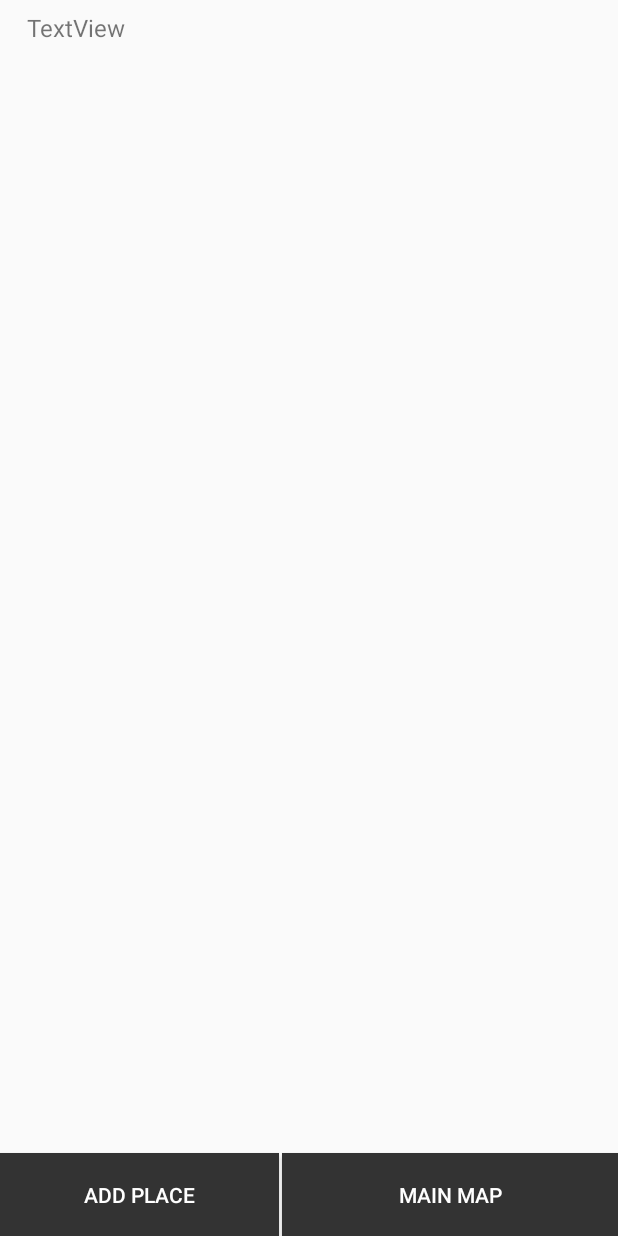
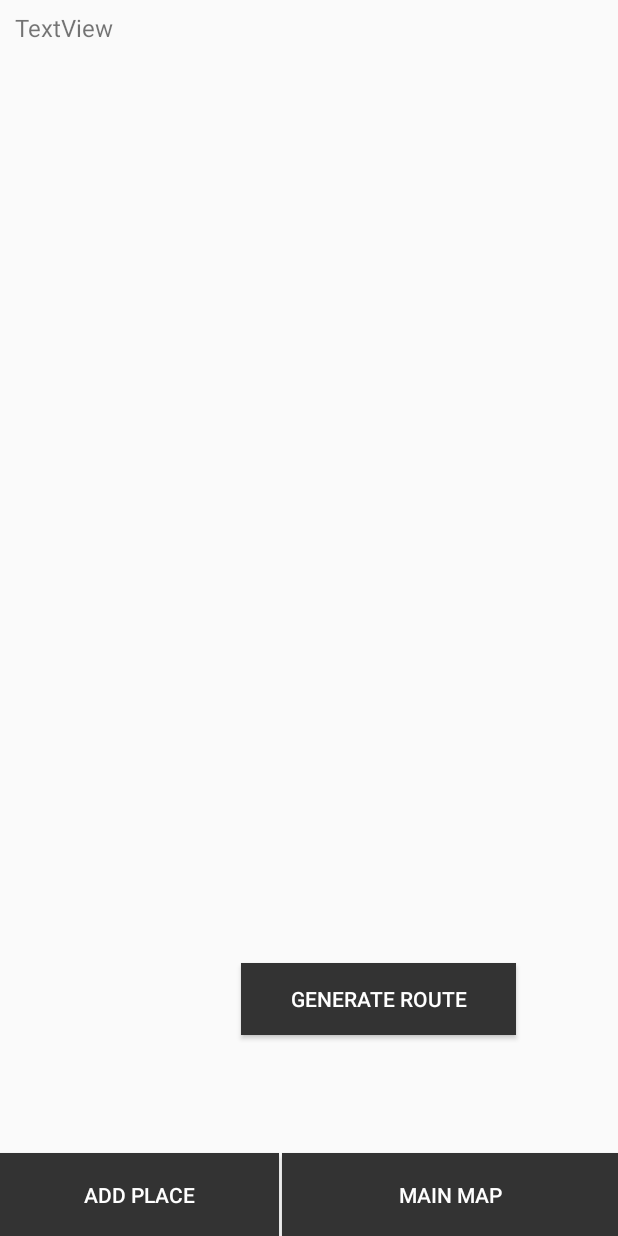
Before and after one commit to aayushsapkota/Educational-Institution-information-and-review, an Android app: the layout activity_places.xml on its own in the app's theme, with its tools: preview values and no code run, on a phone screen of 412 x 824 dp. Run offline under Robolectric (Android 15) with nearby library versions, the phone set to English and light mode, and no system bars; network calls fail.

```diff
--- a/app/src/main/res/layout/activity_places.xml
+++ b/app/src/main/res/layout/activity_places.xml
@@ -21,6 +21,22 @@
         app:layout_constraintLeft_toLeftOf="parent" />
 
     <Button
+        android:id="@+id/genRoute"
+        android:layout_width="183dp"
+        android:layout_height="0dp"
+        android:background="#333"
+        android:text="@string/generateRoute"
+        android:textColor="#fff"
+        android:layout_marginStart="182dp"
+        android:layout_marginEnd="90dp"
+        android:layout_marginRight="90dp"
+        app:layout_constraintRight_toRightOf="parent"
+        app:layout_constraintBottom_toBottomOf="parent"
+        android:layout_marginBottom="134dp"
+        android:layout_marginLeft="182dp"
+        app:layout_constraintLeft_toLeftOf="parent" />
+
+    <Button
         android:id="@+id/placesBack"
         android:layout_width="0dp"
         android:layout_height="56dp"
@@ -40,8 +56,6 @@
         android:layout_width="0dp"
         android:layout_height="0dp"
         android:layout_marginBottom="13dp"
-        android:layout_marginEnd="18dp"
-        android:layout_marginStart="18dp"
         android:layout_marginTop="7dp"
         android:text="TextView"
         android:textSize="16dp"
@@ -50,9 +64,15 @@
         app:layout_constraintRight_toRightOf="parent"
         app:layout_constraintTop_toTopOf="parent"
         tools:layout_constraintBottom_creator="1"
+        tools:layout_constraintTop_creator="1"
+        app:layout_constraintVertical_bias="0.0"
+        tools:layout_constraintRight_creator="1"
         tools:layout_constraintLeft_creator="1"
-        tools:layout_constraintRight_creator="1"
-        tools:layout_constraintTop_creator="1" />
+        android:layout_marginLeft="10dp"
+        app:layout_constraintHorizontal_bias="0.0"
+        android:layout_marginRight="10dp"
+        android:layout_marginStart="10dp"
+        android:layout_marginEnd="10dp" />
 
 
 </android.support.constraint.ConstraintLayout>
--- a/app/src/main/res/values/strings.xml
+++ b/app/src/main/res/values/strings.xml
@@ -27,4 +27,5 @@
     <string name="xhours">please put time to check back on</string>
     <string name="addThisPlace">Add this Place</string>
     <string name="addThisAlarm">Add this Alarm</string>
+    <string name="generateRoute">Generate Route</string>
 </resources>
```
Also changed, not shown: app/src/main/java/aayush/randompatrolling/MapsActivity.java (+160 -104 lines), app/src/main/java/aayush/randompatrolling/places.java (+40 -17 lines).
